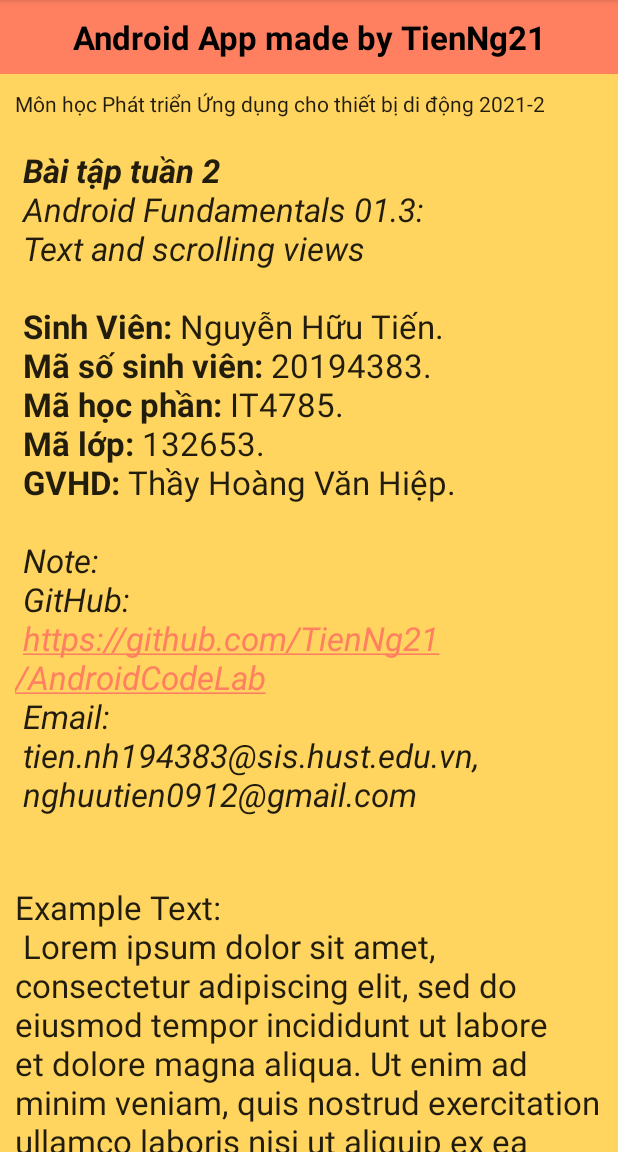
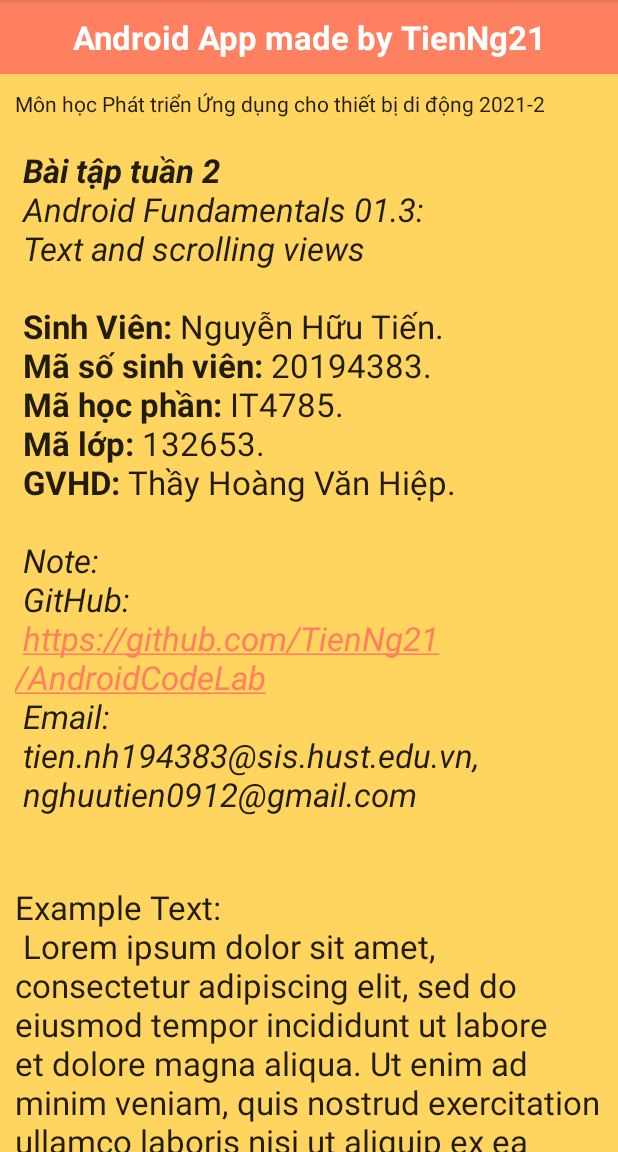
Before and after one commit to TienNg21/AndroidCodeLab, an Android app: the screen it shows after launch (MainActivity), on a phone screen of 412 x 824 dp, the part 84-1236 px from its top. Run offline under Robolectric (Android 15) with nearby library versions, the phone set to English and light mode, and no system bars.

Commit message:
fix color header

```diff
--- a/app/src/main/res/layout/activity_main.xml
+++ b/app/src/main/res/layout/activity_main.xml
@@ -12,7 +12,7 @@
         android:layout_height="wrap_content"
         android:id="@+id/article_heading"
         android:background="@color/background_header"
-        android:textColor="@android:color/black"
+        android:textColor="@android:color/white"
         android:padding="@dimen/padding_regular"
         android:textAppearance="@android:style/TextAppearance.DeviceDefault.Large"
         android:textStyle="bold"
```
Also changed, not shown: 1 other file.
